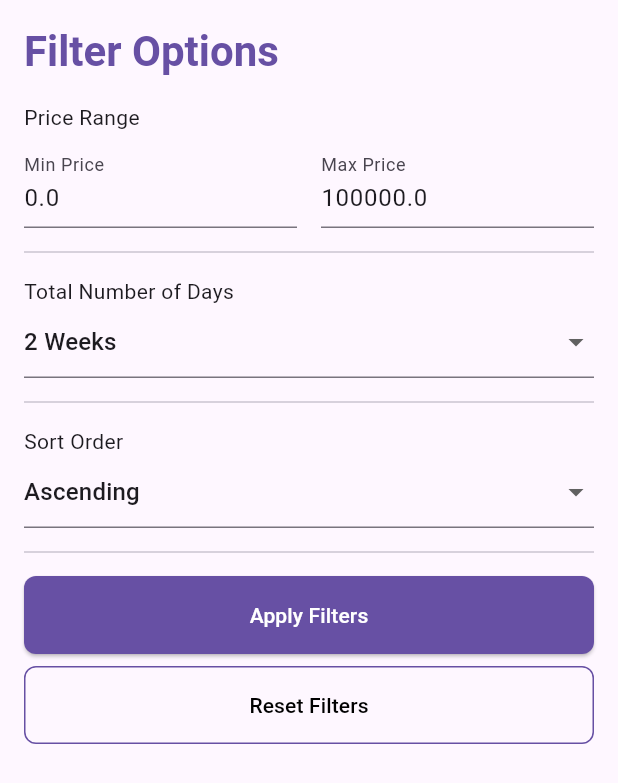
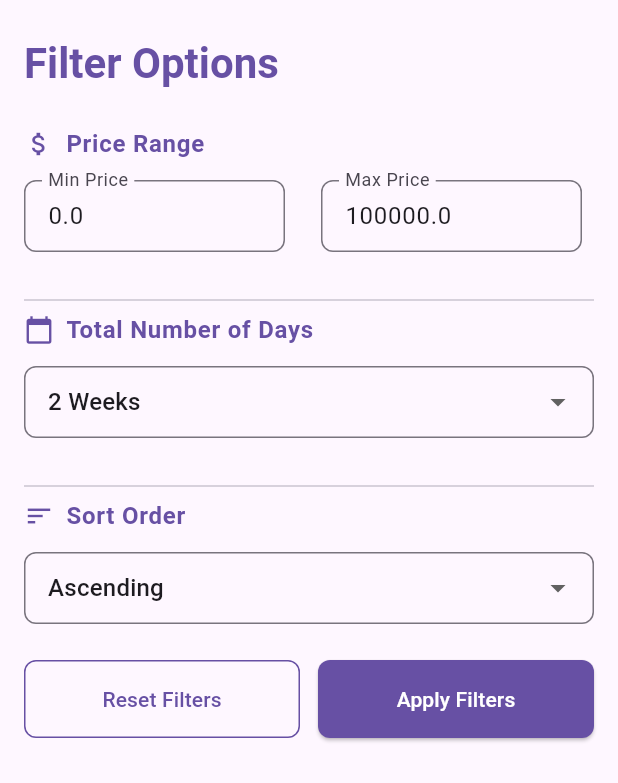
Before and after one commit to MuhammedShabeel001/Travio, a Flutter app: the FilterBottomSheet widget shown alone on an empty page, opened directly with empty values, on a phone screen of 412 x 824 dp. Shown: the top 783 px of the screen. Run offline on Flutter 3.47's test engine with Material 3 defaults, Android fonts, the phone set to English and light mode, and no system bars; our stand-ins replace bot_toast, cached_network_image, carousel_slider, cloud_firestore, draggable_home, firebase_auth and 11 more; missing offline and left inert: dot_curved_bottom_nav, razorpay_flutter; accounts and stored records are empty.

Commit message:
filter update#1

```diff
--- a/lib/view/pages/search/search_page.dart
+++ b/lib/view/pages/search/search_page.dart
@@ -137,6 +137,7 @@ class SearchPage extends StatelessWidget {
             (package) => Padding(
               padding: const EdgeInsets.only(bottom: 12),
               child: PackageCard(
+                height: 150,
                 width: double.infinity,
                 image: package.images.isNotEmpty
                     ? package.images[0]
--- a/lib/view/widgets/search/filter_bottomsheet.dart
+++ b/lib/view/widgets/search/filter_bottomsheet.dart
@@ -16,11 +16,12 @@ class FilterBottomSheet extends StatelessWidget {
     final searchProvider = Provider.of<SearchProvider>(context);
 
     return SingleChildScrollView(
-      padding: const EdgeInsets.all(16.0),
+      padding: const EdgeInsets.symmetric(horizontal: 16.0, vertical: 24.0),
       child: Column(
         crossAxisAlignment: CrossAxisAlignment.start,
         mainAxisSize: MainAxisSize.min,
         children: [
+          // Title
           Text(
             'Filter Options',
             style: Theme.of(context).textTheme.headlineMedium?.copyWith(
@@ -28,17 +29,17 @@ class FilterBottomSheet extends StatelessWidget {
               color: Theme.of(context).colorScheme.primary,
             ),
           ),
-          const SizedBox(height: 16),
+          const SizedBox(height: 24),
 
           // Min and Max Price Range Fields
-          const Text('Price Range'),
-          const SizedBox(height: 8),
+          _buildSectionTitle(context, 'Price Range', Icons.attach_money),
+          const SizedBox(height: 12),
           Row(
             children: [
               Expanded(
-                child: TextFormField(
-                  decoration: const InputDecoration(labelText: 'Min Price'),
-                  keyboardType: TextInputType.number,
+                child: _buildTextField(
+                  context,
+                  label: 'Min Price',
                   initialValue: searchProvider.minPrice.toString(),
                   onChanged: (value) {
                     searchProvider.setMinPrice(double.tryParse(value) ?? 0);
@@ -47,9 +48,9 @@ class FilterBottomSheet extends StatelessWidget {
               ),
               const SizedBox(width: 16),
               Expanded(
-                child: TextFormField(
-                  decoration: const InputDecoration(labelText: 'Max Price'),
-                  keyboardType: TextInputType.number,
+                child: _buildTextField(
+                  context,
+                  label: 'Max Price',
                   initialValue: searchProvider.maxPrice.toString(),
                   onChanged: (value) {
                     searchProvider.setMaxPrice(double.tryParse(value) ?? 10000);
@@ -58,37 +59,35 @@ class FilterBottomSheet extends StatelessWidget {
               ),
             ],
           ),
-          const Divider(thickness: 1, height: 32),
+          const SizedBox(height: 24),
+          const Divider(thickness: 1),
 
           // Total Number of Days Dropdown
-          const Text('Total Number of Days'),
+          _buildSectionTitle(context, 'Total Number of Days', Icons.calendar_today),
+          const SizedBox(height: 12),
           DropdownButtonFormField<int>(
             value: searchProvider.totalDays,
-  items: const [
-    DropdownMenuItem(value: 1, child: Text('1 Day')),
-    DropdownMenuItem(value: 2, child: Text('2 Days')),
-    DropdownMenuItem(value: 3, child: Text('3 Days')),
-    DropdownMenuItem(value: 4, child: Text('4 Days')),
-    DropdownMenuItem(value: 5, child: Text('5 Days')),
-    DropdownMenuItem(value: 6, child: Text('6 Days')),
-    DropdownMenuItem(value: 7, child: Text('1 Week')),
-    DropdownMenuItem(value: 14, child: Text('2 Weeks')),
-    DropdownMenuItem(value: 21, child: Text('3 Weeks')),
-    DropdownMenuItem(value: 30, child: Text('1 Month')),
-  ],
+            items: List.generate(30, (index) {
+              final day = index + 1;
+              final label = day == 7 ? '1 Week' : day == 14 ? '2 Weeks' : day == 30 ? '1 Month' : '$day Day${day > 1 ? 's' : ''}';
+              return DropdownMenuItem(value: day, child: Text(label));
+            }),
             onChanged: (value) {
               if (value != null) {
                 searchProvider.setTotalDays(value);
               }
             },
+            decoration: _inputDecoration(context),
           ),
-          const Divider(thickness: 1, height: 32),
+          const SizedBox(height: 24),
+          const Divider(thickness: 1),
 
           // Sort Order Dropdown
-          const Text('Sort Order'),
+          _buildSectionTitle(context, 'Sort Order', Icons.sort),
+          const SizedBox(height: 12),
           DropdownButtonFormField<bool>(
             value: searchProvider.isAscending,
-            items: const [
+            items: [
               DropdownMenuItem(value: true, child: Text('Ascending')),
               DropdownMenuItem(value: false, child: Text('Descending')),
             ],
@@ -97,40 +96,95 @@ class FilterBottomSheet extends StatelessWidget {
                 searchProvider.setSortOrder(value);
               }
             },
+            decoration: _inputDecoration(context),
           ),
-          const Divider(thickness: 1, height: 32),
+          const SizedBox(height: 24),
 
           // Apply Filters Button
-          SizedBox(
-            width: double.infinity,
-            child: ElevatedButton(
-              onPressed: () {
+          Row(
+            children: [
+          Flexible(
+            child: _buildButton(
+              context,
+              'Reset Filters',
+              Colors.transparent,
+              () {
+                searchProvider.resetFilters();
+                Navigator.pop(context);
+              },
+              isOutlined: true,
+            ),
+          ), const SizedBox(width: 12),
+
+          const SizedBox(height: 24),
+              Flexible(
+                child: _buildButton(
+                  context,
+                  'Apply Filters',
+                  Theme.of(context).colorScheme.primary,
+                  () {
                     searchProvider.applyFilters(allPackages);
                     Navigator.pop(context);
                   },
-              style: ElevatedButton.styleFrom(
-                backgroundColor: Theme.of(context).colorScheme.primary,
-                shape: RoundedRectangleBorder(
-                  borderRadius: BorderRadius.circular(8),
-                ),
-                padding: const EdgeInsets.symmetric(vertical: 16),
-              ),
-              child: const Text(
-                'Apply Filters',
-                style: TextStyle(color: Colors.white),
                 ),
               ),
+
+
+            ],
           ),
-          const SizedBox(height: 8),
+
 
           // Reset Filters Button
-          SizedBox(
+        ],
+      ),
+    );
+  }
+
+  Widget _buildSectionTitle(BuildContext context, String title, IconData icon) {
+    return Row(
+      children: [
+        Icon(icon, color: Theme.of(context).colorScheme.primary, size: 20),
+        const SizedBox(width: 8),
+        Text(
+          title,
+          style: Theme.of(context).textTheme.bodyLarge?.copyWith(
+            fontWeight: FontWeight.bold,
+            color: Theme.of(context).colorScheme.primary,
+          ),
+        ),
+      ],
+    );
+  }
+
+  Widget _buildTextField(BuildContext context, {required String label, required String initialValue, required ValueChanged<String> onChanged}) {
+    return Padding(
+      padding: const EdgeInsets.only(right: 8.0),
+      child: TextFormField(
+        decoration: _inputDecoration(context, label: label),
+        keyboardType: TextInputType.number,
+        initialValue: initialValue,
+        onChanged: onChanged,
+      ),
+    );
+  }
+
+  InputDecoration _inputDecoration(BuildContext context, {String? label}) {
+    return InputDecoration(
+      labelText: label,
+      border: OutlineInputBorder(
+        borderRadius: BorderRadius.circular(8),
+        borderSide: BorderSide(color: Theme.of(context).colorScheme.primary),
+      ),
+      contentPadding: const EdgeInsets.symmetric(horizontal: 12, vertical: 8),
+    );
+  }
+
+  Widget _buildButton(BuildContext context, String text, Color backgroundColor, VoidCallback onPressed, {bool isOutlined = false}) {
+    return SizedBox(
       width: double.infinity,
-            child: OutlinedButton(
-              onPressed: () {
-                searchProvider.resetFilters();
-                Navigator.pop(context);
-              },
+      child: isOutlined
+          ? OutlinedButton(
+              onPressed: onPressed,
               style: OutlinedButton.styleFrom(
                 side: BorderSide(color: Theme.of(context).colorScheme.primary),
                 shape: RoundedRectangleBorder(
@@ -138,13 +192,24 @@ class FilterBottomSheet extends StatelessWidget {
                 ),
                 padding: const EdgeInsets.symmetric(vertical: 16),
               ),
-              child: const Text(
-                'Reset Filters',
-                style: TextStyle(color: Colors.black),
+              child: Text(
+                text,
+                style: TextStyle(color: Theme.of(context).colorScheme.primary),
               ),
+            )
+          : ElevatedButton(
+              onPressed: onPressed,
+              style: ElevatedButton.styleFrom(
+                backgroundColor: backgroundColor,
+                shape: RoundedRectangleBorder(
+                  borderRadius: BorderRadius.circular(8),
                 ),
+                padding: const EdgeInsets.symmetric(vertical: 16),
               ),
-        ],
+              child: Text(
+                text,
+                style: TextStyle(color: Colors.white),
+              ),
             ),
     );
   }
--- a/lib/view/widgets/search/search_bar.dart
+++ b/lib/view/widgets/search/search_bar.dart
@@ -34,7 +34,7 @@ class TtSearchBar extends StatelessWidget {
         hintStyle: TextStyle(color: Colors.grey[600]),
         contentPadding: const EdgeInsets.symmetric(vertical: 12.0, horizontal: 16.0),
         border: OutlineInputBorder(
-          borderRadius: BorderRadius.circular(30.0),
+          borderRadius: BorderRadius.circular(15.0),
           borderSide: BorderSide(color: Colors.grey[300]!),
         ),
         filled: true,
```
Lines whose indentation alone changed are shown as unchanged.
